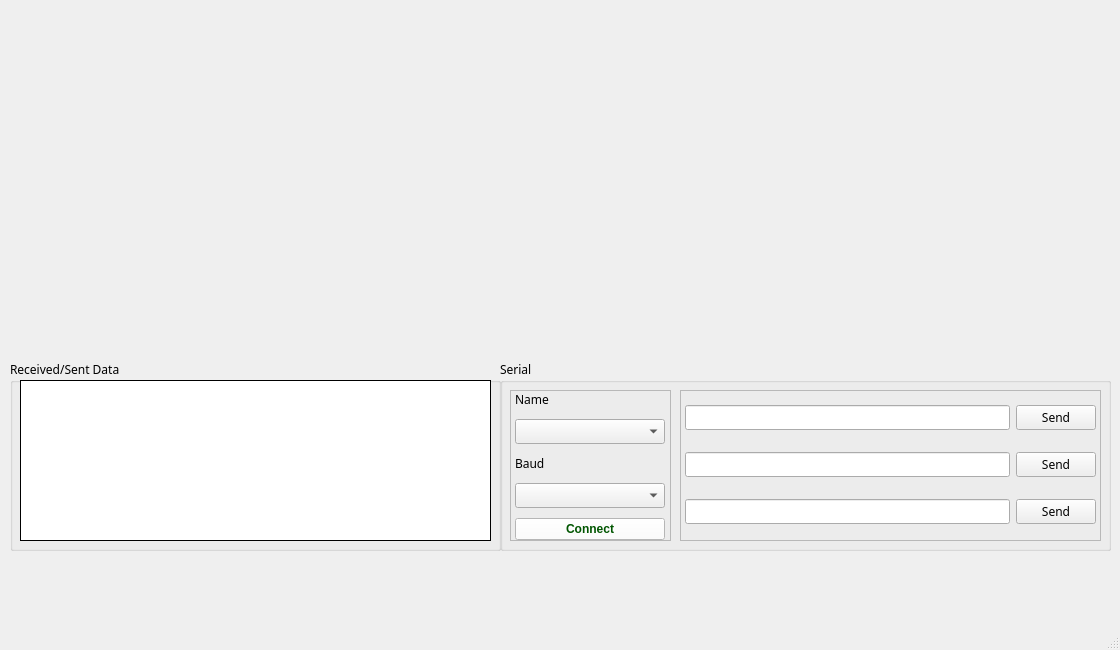
This is src/software/src/GUI/eeg-viewer-v104/mainwindow.ui in trngzng/human-emotion-recognition-based-on-eeg as Qt 5 draws it before an edit. The edited form follows.
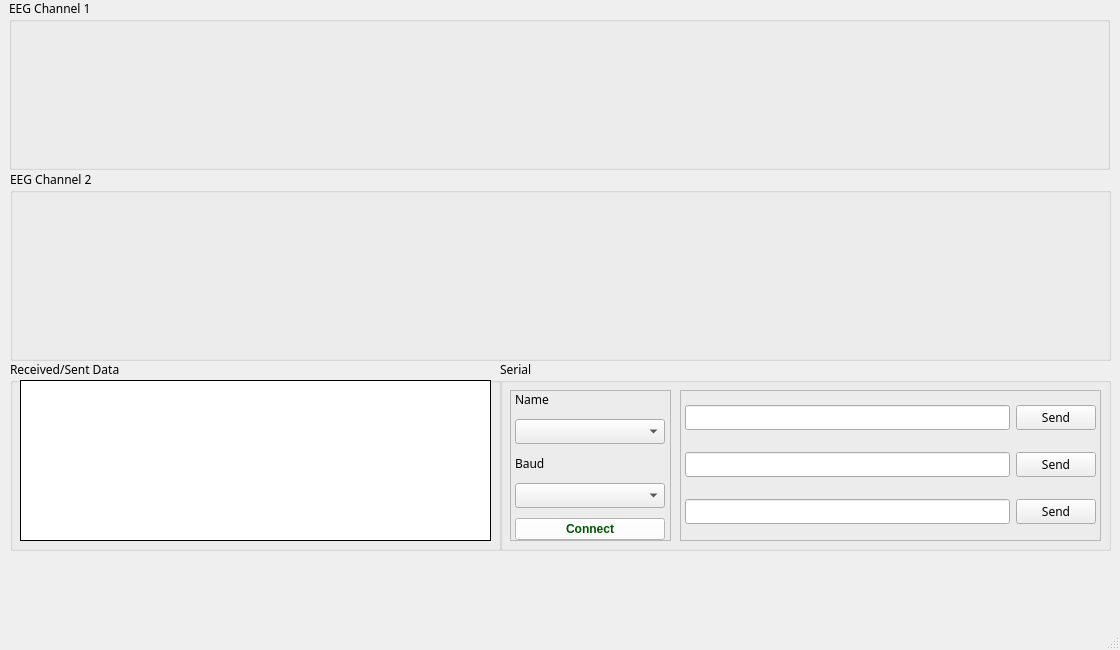
This is the edited form.

Patch:
```diff
--- a/src/software/src/GUI/eeg-viewer-v104/mainwindow.ui
+++ b/src/software/src/GUI/eeg-viewer-v104/mainwindow.ui
@@ -291,6 +291,32 @@
      </widget>
     </widget>
    </widget>
+   <widget class="QGroupBox" name="gBEegChannel1">
+    <property name="geometry">
+     <rect>
+      <x>9</x>
+      <y>-1</y>
+      <width>1101</width>
+      <height>171</height>
+     </rect>
+    </property>
+    <property name="title">
+     <string>EEG Channel 1</string>
+    </property>
+   </widget>
+   <widget class="QGroupBox" name="gBEegChannel2">
+    <property name="geometry">
+     <rect>
+      <x>10</x>
+      <y>170</y>
+      <width>1101</width>
+      <height>191</height>
+     </rect>
+    </property>
+    <property name="title">
+     <string>EEG Channel 2</string>
+    </property>
+   </widget>
   </widget>
   <widget class="QMenuBar" name="menubar">
    <property name="geometry">
```
